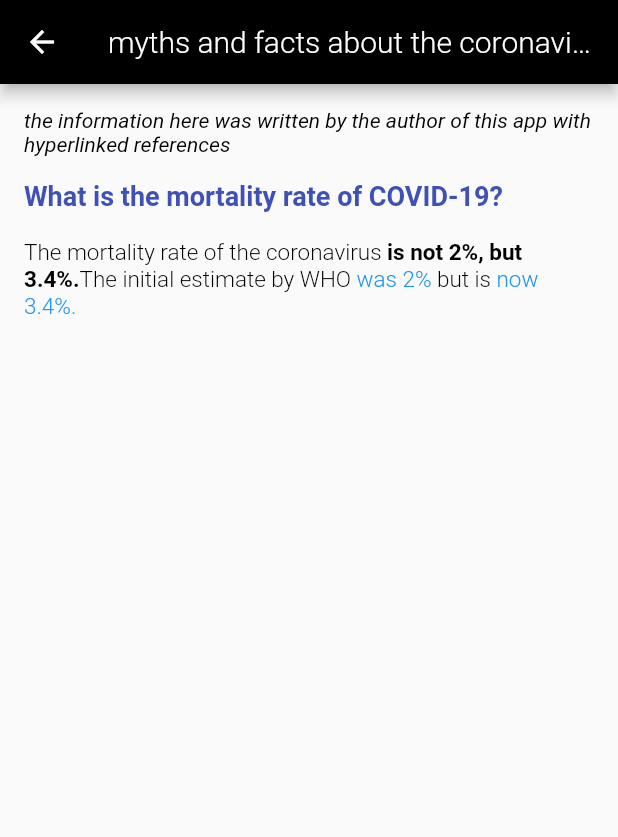
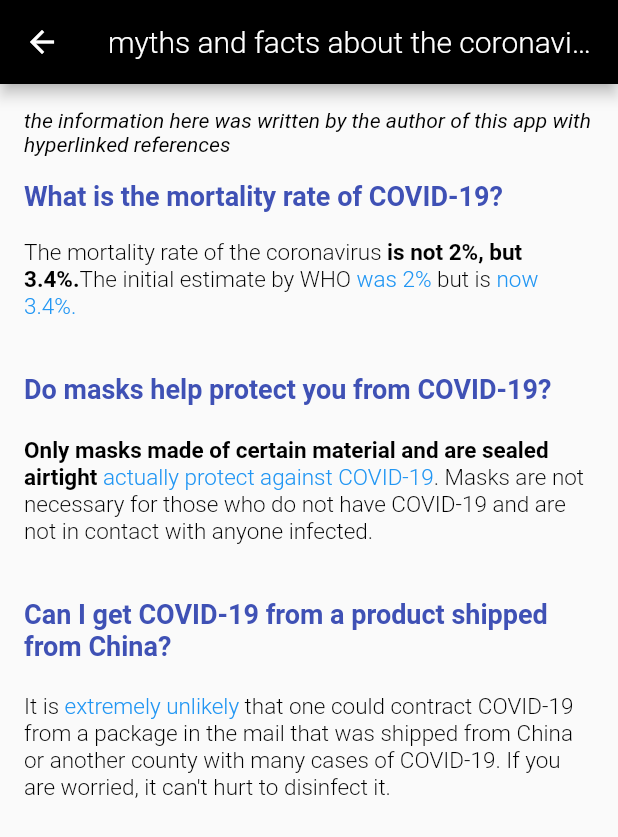
Before and after one commit to dannyhyatt/coronavirus-app-frontend, a Flutter app: the MythsVsFacts screen opened directly, on a phone screen of 412 x 824 dp. Shown: the top 837 px of the screen. Run offline on Flutter 3.47's test engine with Material 2 defaults, Android fonts, the phone set to English and light mode, and no system bars; our stand-ins replace dio, firebase_messaging, floating_bottom_navigation_bar, pull_to_refresh, shared_preferences, webview_flutter; missing offline and left inert: notification_permissions; accounts and stored records are empty; network calls fail; statements that could not run were skipped.

```diff
--- a/lib/main.dart
+++ b/lib/main.dart
@@ -63,13 +63,13 @@ class _MyHomePageState extends State<MyHomePage> {
   void initState() {
     super.initState();
     firebaseMessaging.configure(
-      onMessage: (Map<String, dynamic> message) {
+      onMessage: (Map<String, dynamic> message) async {
         print('onMessage called: $message');
       },
-      onResume: (Map<String, dynamic> message) {
+      onResume: (Map<String, dynamic> message) async {
         print('onResume called: $message');
       },
-      onLaunch: (Map<String, dynamic> message) {
+      onLaunch: (Map<String, dynamic> message) async {
         print('onLaunch called: $message');
       },
     );
--- a/lib/myths_vs_facts.dart
+++ b/lib/myths_vs_facts.dart
@@ -55,6 +55,40 @@ class MythsVsFacts extends StatelessWidget {
                     text: 'now 3.4%.\n\n\n',
                     style: hyperlink,
                     recognizer: TapGestureRecognizer()..onTap = () { MyApp.launchURL('https://www.who.int/dg/speeches/detail/who-director-general-s-opening-remarks-at-the-media-briefing-on-covid-19---3-march-2020'); }
+                  ),
+                  TextSpan(
+                    text: 'Do masks help protect you from COVID-19?\n\n',
+                    style: header,
+                  ),
+                  TextSpan(
+                    text: 'Only masks made of certain material and are sealed airtight ',
+                    style: answerBold,
+                  ),
+                  TextSpan(
+                    text: 'actually protect against COVID-19',
+                    style: hyperlink,
+                    recognizer: TapGestureRecognizer()..onTap = () { MyApp.launchURL('https://www.cdc.gov/coronavirus/2019-ncov/hcp/respirator-use-faq.html'); }
+                  ),
+                  TextSpan(
+                    text: '. Masks are not necessary for those who do not have COVID-19 and are not in contact with anyone infected.\n\n\n',
+                    style: answer
+                  ),
+                  TextSpan(
+                    text: 'Can I get COVID-19 from a product shipped from China?\n\n',
+                    style: header,
+                  ),
+                  TextSpan(
+                    text: 'It is ',
+                    style: answer
+                  ),
+                  TextSpan(
+                    text: 'extremely unlikely',
+                    style: hyperlink,
+                    recognizer: TapGestureRecognizer()..onTap = () { MyApp.launchURL('https://www.who.int/emergencies/diseases/novel-coronavirus-2019/advice-for-public/myth-busters'); }
+                  ),
+                  TextSpan(
+                    text: ' that one could contract COVID-19 from a package in the mail that was shipped from China or another county with many cases of COVID-19. If you are worried, it can\'t hurt to disinfect it.',
+                    style: answer
                   )
                 ]
               ),
```
Also changed, not shown: lib/news_page.dart (+28 -5 lines), pubspec.yaml (+9 -0 lines), pubspec.lock, 45 other files.
